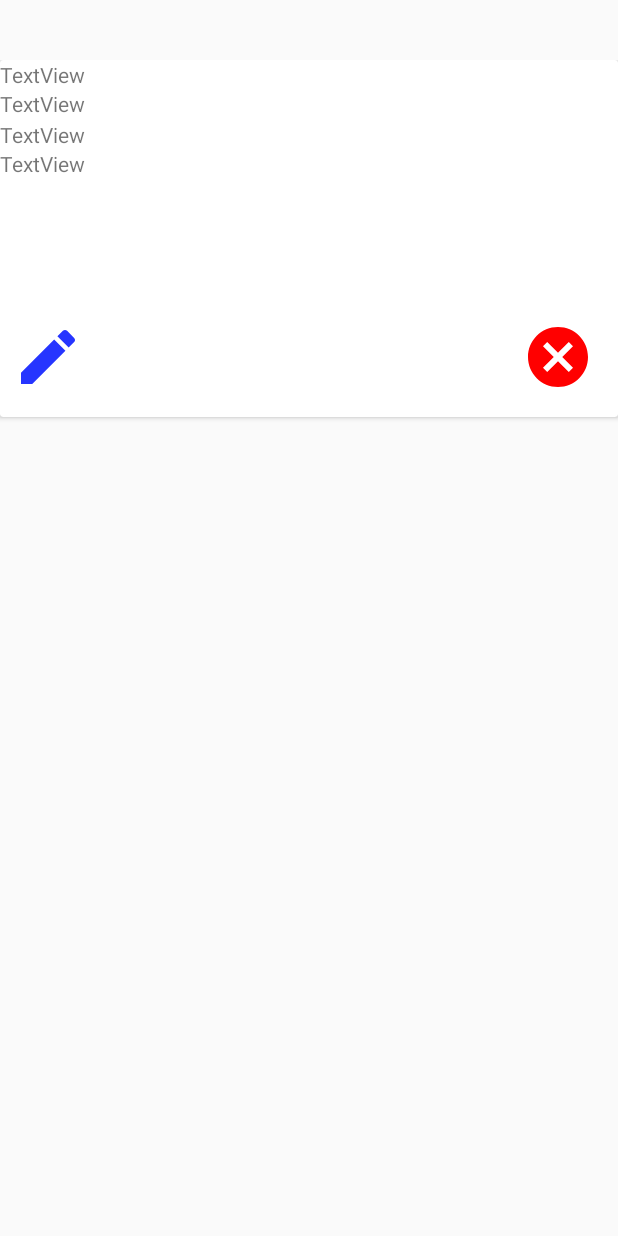
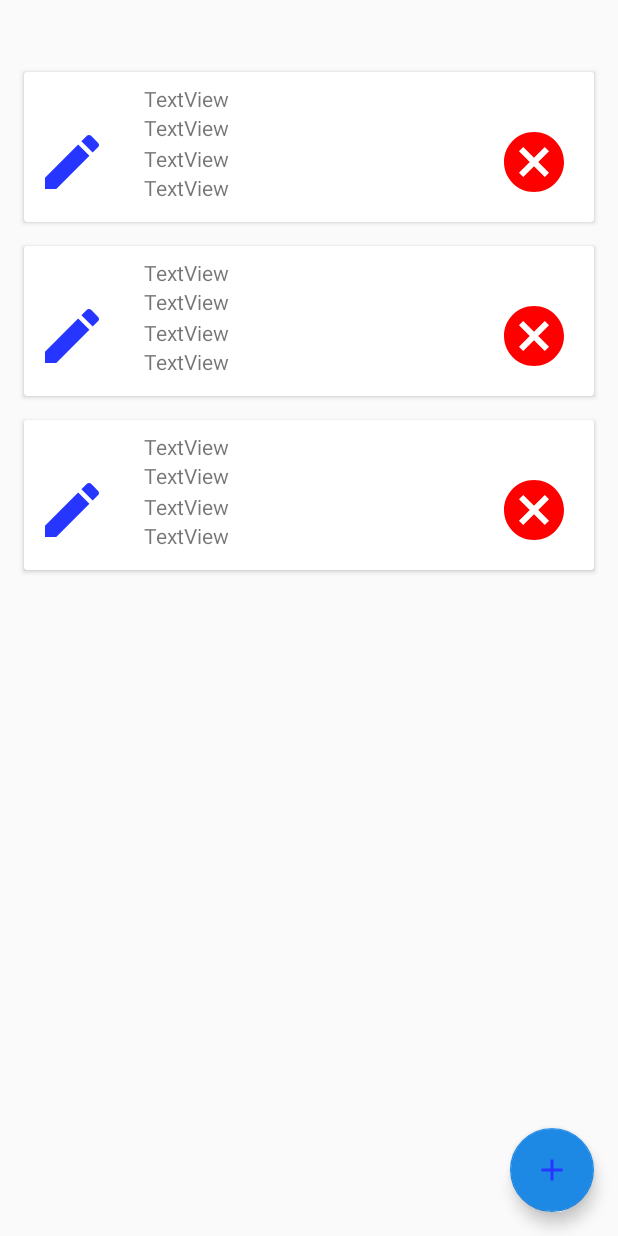
Before and after one commit to adriandipaulo/TeroByte, an Android app: the layout activity_usuarios.xml on its own in the app's theme, with its tools: preview values and no code run, on a phone screen of 412 x 824 dp. Run offline under Robolectric (Android 15) with nearby library versions, the light colour scheme and no system bars.

Commit message:
Branch agregada.

```diff
--- a/app/src/main/res/layout/activity_usuarios.xml
+++ b/app/src/main/res/layout/activity_usuarios.xml
@@ -10,8 +10,22 @@
         android:layout_width="match_parent"
         android:layout_height="match_parent"
         android:layout_marginTop="40dp"
+        app:layout_constraintBottom_toBottomOf="parent"
         app:layout_constraintTop_toTopOf="parent"
+        app:layout_constraintEnd_toEndOf="parent"
+        app:layout_constraintStart_toStartOf="parent"
         tools:layout_editor_absoluteX="241dp"
-        tools:listitem="@layout/usuario_cardview"
-        />
+        tools:listitem="@layout/usuario_cardview"/>
+
+    <com.google.android.material.floatingactionbutton.FloatingActionButton
+        android:id="@+id/AgregarBotonFloatUsuarios"
+        android:layout_width="wrap_content"
+        android:layout_height="wrap_content"
+        android:layout_marginEnd="16dp"
+        android:layout_marginRight="16dp"
+        android:layout_marginBottom="16dp"
+        android:src="@drawable/ic_baseline_add_24"
+        app:backgroundTint="#1E88E5"
+        app:layout_constraintBottom_toBottomOf="parent"
+        app:layout_constraintEnd_toEndOf="parent" />
 </androidx.constraintlayout.widget.ConstraintLayout>
--- a/app/src/main/res/layout/usuario_cardview.xml
+++ b/app/src/main/res/layout/usuario_cardview.xml
@@ -4,12 +4,19 @@
     xmlns:tools="http://schemas.android.com/tools"
     android:id="@+id/linearLayout2"
     android:layout_width="match_parent"
-    android:layout_height="match_parent">
+    android:layout_height="wrap_content">
 
     <androidx.cardview.widget.CardView
         android:id="@+id/CardviewUsuarios"
         android:layout_width="0dp"
-        android:layout_height="238dp"
+        android:layout_height="100dp"
+        android:layout_marginStart="16dp"
+        android:layout_marginLeft="16dp"
+        android:layout_marginTop="8dp"
+        android:layout_marginEnd="16dp"
+        android:layout_marginRight="16dp"
+        android:layout_marginBottom="8dp"
+        app:layout_constraintBottom_toBottomOf="parent"
         app:layout_constraintEnd_toEndOf="parent"
         app:layout_constraintStart_toStartOf="parent"
         app:layout_constraintTop_toTopOf="parent">
@@ -24,6 +31,9 @@
                 android:id="@+id/nombreApellido_usuario"
                 android:layout_width="wrap_content"
                 android:layout_height="wrap_content"
+                android:layout_marginStart="80dp"
+                android:layout_marginLeft="80dp"
+                android:layout_marginTop="8dp"
                 android:text="TextView"
                 app:layout_constraintStart_toStartOf="parent"
                 app:layout_constraintTop_toTopOf="parent" />
```
